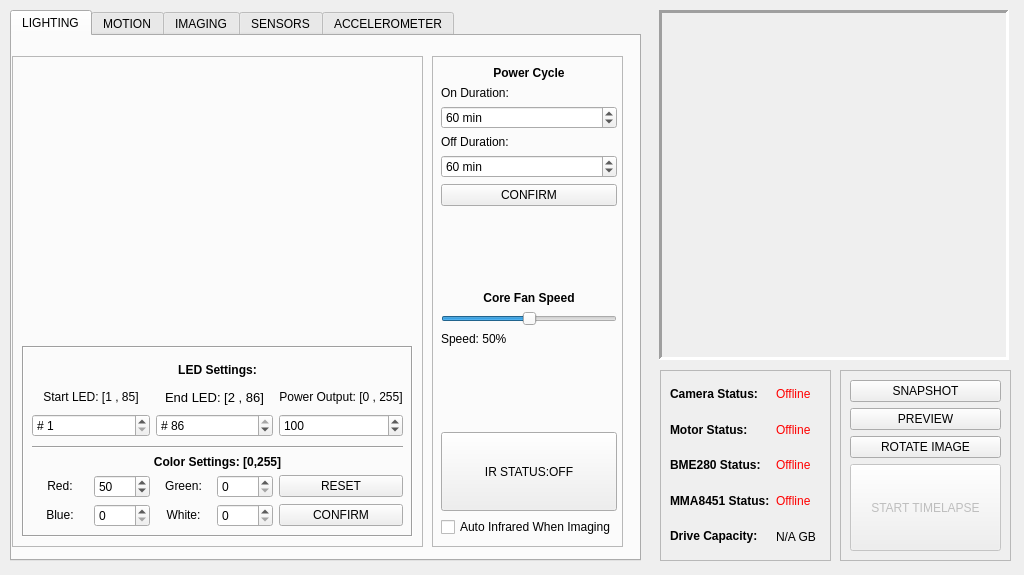
First picture: the form in _ui/Clinostat.ui, repository CoCl-Jerry/SciSpin_Max_Dev, before the edit.
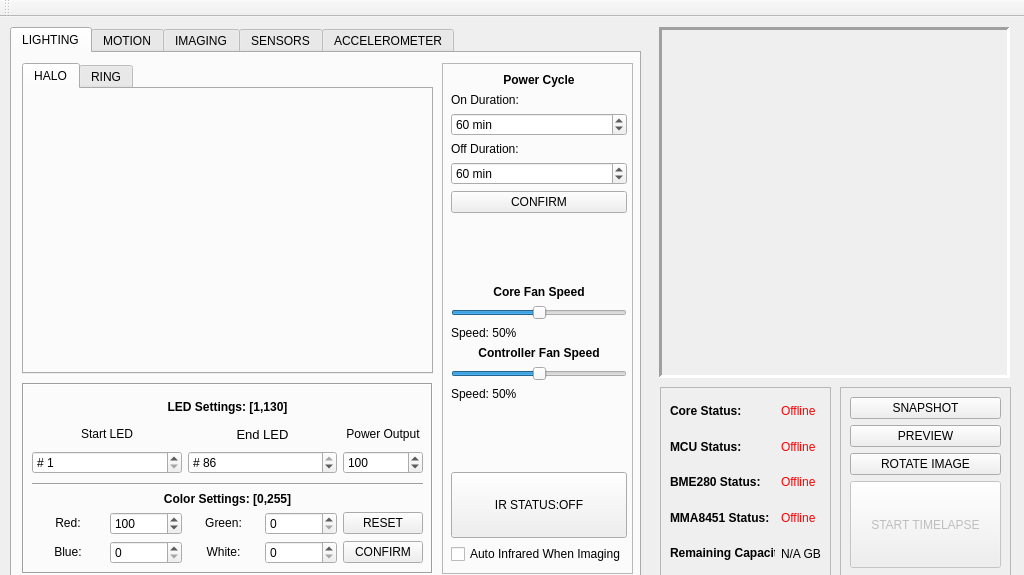
Second picture: the form after the edit. The open tabs and pages were chosen to show the change. Icons and pictures are not drawn. Custom widgets are drawn as their Qt base class.

The edit to the form file:
```diff
--- a/_ui/Clinostat.ui
+++ b/_ui/Clinostat.ui
@@ -29,8 +29,8 @@
      <rect>
       <x>659</x>
       <y>10</y>
-      <width>350</width>
-      <height>350</height>
+      <width>351</width>
+      <height>351</height>
      </rect>
     </property>
     <property name="toolTip">
@@ -71,281 +71,13 @@
      <attribute name="title">
       <string>LIGHTING</string>
      </attribute>
-     <widget class="QFrame" name="frame">
-      <property name="geometry">
-       <rect>
-        <x>0</x>
-        <y>20</y>
-        <width>411</width>
-        <height>491</height>
-       </rect>
-      </property>
-      <property name="frameShape">
-       <enum>QFrame::StyledPanel</enum>
-      </property>
-      <property name="frameShadow">
-       <enum>QFrame::Raised</enum>
-      </property>
-      <widget class="QLabel" name="core_image_label">
-       <property name="geometry">
-        <rect>
-         <x>70</x>
-         <y>10</y>
-         <width>270</width>
-         <height>270</height>
-        </rect>
-       </property>
-       <property name="frameShape">
-        <enum>QFrame::NoFrame</enum>
-       </property>
-       <property name="frameShadow">
-        <enum>QFrame::Sunken</enum>
-       </property>
-       <property name="text">
-        <string/>
-       </property>
-       <property name="pixmap">
-        <pixmap>../_image/insert.png</pixmap>
-       </property>
-       <property name="scaledContents">
-        <bool>true</bool>
-       </property>
-      </widget>
-      <widget class="QFrame" name="LED_frame">
-       <property name="geometry">
-        <rect>
-         <x>10</x>
-         <y>290</y>
-         <width>391</width>
-         <height>191</height>
-        </rect>
-       </property>
-       <property name="frameShape">
-        <enum>QFrame::Box</enum>
-       </property>
-       <property name="frameShadow">
-        <enum>QFrame::Sunken</enum>
-       </property>
-       <widget class="QWidget" name="gridLayoutWidget_3">
-        <property name="geometry">
-         <rect>
-          <x>10</x>
-          <y>10</y>
-          <width>371</width>
-          <height>171</height>
-         </rect>
-        </property>
-        <layout class="QGridLayout" name="gridLayout_3">
-         <item row="7" column="1">
-          <widget class="QSpinBox" name="red_value_spinBox">
-           <property name="toolTip">
-            <string>Red Color Intensity</string>
-           </property>
-           <property name="suffix">
-            <string/>
-           </property>
-           <property name="maximum">
-            <number>100</number>
-           </property>
-           <property name="value">
-            <number>50</number>
-           </property>
-          </widget>
-         </item>
-         <item row="7" column="2">
-          <widget class="QLabel" name="green_text_label">
-           <property name="text">
-            <string>&lt;html&gt;&lt;head/&gt;&lt;body&gt;&lt;p align=&quot;center&quot;&gt;Green:&lt;/p&gt;&lt;/body&gt;&lt;/html&gt;</string>
-           </property>
-          </widget>
-         </item>
-         <item row="7" column="0">
-          <widget class="QLabel" name="red_text_label">
-           <property name="text">
-            <string>&lt;html&gt;&lt;head/&gt;&lt;body&gt;&lt;p align=&quot;center&quot;&gt;Red:&lt;/p&gt;&lt;/body&gt;&lt;/html&gt;</string>
-           </property>
-          </widget>
-         </item>
-         <item row="7" column="3">
-          <widget class="QSpinBox" name="green_value_spinBox">
-           <property name="toolTip">
-            <string>Green Color Intensity</string>
-           </property>
-           <property name="suffix">
-            <string/>
-           </property>
-           <property name="maximum">
-            <number>100</number>
-           </property>
-          </widget>
-         </item>
-         <item row="7" column="4">
-          <widget class="QPushButton" name="LED_reset_pushButton">
-           <property name="toolTip">
-            <string>Turn off all LEDs and restore settings to default.</string>
-           </property>
-           <property name="text">
-            <string>RESET</string>
-           </property>
-          </widget>
-         </item>
-         <item row="8" column="0">
-          <widget class="QLabel" name="blue_text_label">
-           <property name="text">
-            <string>&lt;html&gt;&lt;head/&gt;&lt;body&gt;&lt;p align=&quot;center&quot;&gt;Blue:&lt;/p&gt;&lt;/body&gt;&lt;/html&gt;</string>
-           </property>
-          </widget>
-         </item>
-         <item row="8" column="1">
-          <widget class="QSpinBox" name="blue_value_spinBox">
-           <property name="toolTip">
-            <string>Blue Color Intensity</string>
-           </property>
-           <property name="suffix">
-            <string/>
-           </property>
-           <property name="maximum">
-            <number>100</number>
-           </property>
-          </widget>
-         </item>
-         <item row="8" column="2">
-          <widget class="QLabel" name="White_text_label">
-           <property name="text">
-            <string>&lt;html&gt;&lt;head/&gt;&lt;body&gt;&lt;p align=&quot;center&quot;&gt;White:&lt;/p&gt;&lt;/body&gt;&lt;/html&gt;</string>
-           </property>
-          </widget>
-         </item>
-         <item row="8" column="3">
-          <widget class="QSpinBox" name="white_value_spinBox">
-           <property name="toolTip">
-            <string>Warm White Color Intensity, note that at high brightnesses  warm white LEDs consume a considerable more amount of power than the other color LEDs</string>
-           </property>
-           <property name="suffix">
-            <string/>
-           </property>
-           <property name="maximum">
-            <number>100</number>
-           </property>
-          </widget>
-         </item>
-         <item row="8" column="4">
-          <widget class="QPushButton" name="LED_confirm_pushButton">
-           <property name="toolTip">
-            <string>Confirm current light settings.</string>
-           </property>
-           <property name="text">
-            <string>CONFIRM</string>
-           </property>
-          </widget>
-         </item>
-         <item row="6" column="0" colspan="5">
-          <widget class="QLabel" name="color_settings_text_label">
-           <property name="text">
-            <string>&lt;html&gt;&lt;head/&gt;&lt;body&gt;&lt;p align=&quot;center&quot;&gt;&lt;span style=&quot; font-weight:700;&quot;&gt;Color Settings: [0,255]&lt;/span&gt;&lt;/p&gt;&lt;/body&gt;&lt;/html&gt;</string>
-           </property>
-          </widget>
-         </item>
-         <item row="0" column="0" rowspan="2" colspan="5">
-          <widget class="QLabel" name="LED_settings_text_label">
-           <property name="text">
-            <string>&lt;html&gt;&lt;head/&gt;&lt;body&gt;&lt;p align=&quot;center&quot;&gt;&lt;span style=&quot; font-weight:700;&quot;&gt;LED Settings:&lt;/span&gt;&lt;/p&gt;&lt;/body&gt;&lt;/html&gt;</string>
-           </property>
-          </widget>
-         </item>
-         <item row="2" column="4">
-          <widget class="QLabel" name="power_output_text_label">
-           <property name="text">
-            <string>&lt;html&gt;&lt;head/&gt;&lt;body&gt;&lt;p align=&quot;center&quot;&gt;Power Output: [0 , 255]&lt;/p&gt;&lt;/body&gt;&lt;/html&gt;</string>
-           </property>
-          </widget>
-         </item>
-         <item row="2" column="2" colspan="2">
-          <widget class="QLabel" name="end_LED_text_label">
-           <property name="text">
-            <string>&lt;html&gt;&lt;head/&gt;&lt;body&gt;&lt;p align=&quot;center&quot;&gt;&lt;span style=&quot; font-size:10pt;&quot;&gt;End LED: [2 , 86]&lt;/span&gt;&lt;/p&gt;&lt;/body&gt;&lt;/html&gt;</string>
-           </property>
-          </widget>
-         </item>
-         <item row="2" column="0" colspan="2">
-          <widget class="QLabel" name="start_LED_text_label">
-           <property name="text">
-            <string>&lt;html&gt;&lt;head/&gt;&lt;body&gt;&lt;p align=&quot;center&quot;&gt;Start LED: [1 , 85]&lt;/p&gt;&lt;/body&gt;&lt;/html&gt;</string>
-           </property>
-          </widget>
-         </item>
-         <item row="3" column="2" rowspan="2" colspan="2">
-          <widget class="QSpinBox" name="end_LED_value_spinBox">
-           <property name="toolTip">
-            <string>The Last LED that you wish to control [2,86]</string>
-           </property>
-           <property name="prefix">
-            <string># </string>
-           </property>
-           <property name="minimum">
-            <number>2</number>
-           </property>
-           <property name="maximum">
-            <number>86</number>
-           </property>
-           <property name="value">
-            <number>86</number>
-           </property>
-          </widget>
-         </item>
-         <item row="3" column="0" rowspan="2" colspan="2">
-          <widget class="QSpinBox" name="start_LED_value_spinBox">
-           <property name="toolTip">
-            <string>The first LED that you wish to control [1,85]</string>
-           </property>
-           <property name="prefix">
-            <string># </string>
-           </property>
-           <property name="minimum">
-            <number>1</number>
-           </property>
-           <property name="maximum">
-            <number>85</number>
-           </property>
-          </widget>
-         </item>
-         <item row="3" column="4" rowspan="2">
-          <widget class="QSpinBox" name="power_output_value_spinBox">
-           <property name="toolTip">
-            <string>Power output of all visible light LEDs, internal temperature may rise if both the number of LEDs and the brightness are set high</string>
-           </property>
-           <property name="suffix">
-            <string/>
-           </property>
-           <property name="minimum">
-            <number>0</number>
-           </property>
-           <property name="maximum">
-            <number>255</number>
-           </property>
-           <property name="value">
-            <number>100</number>
-           </property>
-          </widget>
-         </item>
-         <item row="5" column="0" colspan="5">
-          <widget class="Line" name="line_13">
-           <property name="orientation">
-            <enum>Qt::Horizontal</enum>
-           </property>
-          </widget>
-         </item>
-        </layout>
-       </widget>
-      </widget>
-     </widget>
      <widget class="QFrame" name="frame_2">
       <property name="geometry">
        <rect>
-        <x>420</x>
-        <y>20</y>
+        <x>430</x>
+        <y>10</y>
         <width>191</width>
-        <height>491</height>
+        <height>511</height>
        </rect>
       </property>
       <property name="frameShape">
@@ -360,7 +92,7 @@
          <x>9</x>
          <y>10</y>
          <width>176</width>
-         <height>471</height>
+         <height>491</height>
         </rect>
        </property>
        <layout class="QVBoxLayout" name="verticalLayout_18">
@@ -467,6 +199,33 @@
           </property>
          </widget>
         </item>
+        <item>
+         <widget class="QLabel" name="fan_speed_text_label_2">
+          <property name="text">
+           <string>&lt;html&gt;&lt;head/&gt;&lt;body&gt;&lt;p align=&quot;center&quot;&gt;&lt;span style=&quot; font-weight:600;&quot;&gt;Controller Fan Speed&lt;/span&gt;&lt;/p&gt;&lt;/body&gt;&lt;/html&gt;</string>
+          </property>
+         </widget>
+        </item>
+        <item>
+         <widget class="QSlider" name="fan_speed_horizontalSlider_2">
+          <property name="maximum">
+           <number>100</number>
+          </property>
+          <property name="value">
+           <number>50</number>
+          </property>
+          <property name="orientation">
+           <enum>Qt::Horizontal</enum>
+          </property>
+         </widget>
+        </item>
+        <item>
+         <widget class="QLabel" name="fan_speed_value_label_2">
+          <property name="text">
+           <string>Speed: 50%</string>
+          </property>
+         </widget>
+        </item>
         <item>
          <spacer name="verticalSpacer_4">
           <property name="orientation">
@@ -518,6 +277,281 @@
        </layout>
       </widget>
      </widget>
+     <widget class="QTabWidget" name="tabWidget_2">
+      <property name="geometry">
+       <rect>
+        <x>10</x>
+        <y>10</y>
+        <width>411</width>
+        <height>311</height>
+       </rect>
+      </property>
+      <property name="currentIndex">
+       <number>0</number>
+      </property>
+      <widget class="QWidget" name="tab_3">
+       <attribute name="title">
+        <string>HALO</string>
+       </attribute>
+       <widget class="QLabel" name="core_image_label">
+        <property name="geometry">
+         <rect>
+          <x>70</x>
+          <y>10</y>
+          <width>270</width>
+          <height>270</height>
+         </rect>
+        </property>
+        <property name="frameShape">
+         <enum>QFrame::NoFrame</enum>
+        </property>
+        <property name="frameShadow">
+         <enum>QFrame::Sunken</enum>
+        </property>
+        <property name="text">
+         <string/>
+        </property>
+        <property name="pixmap">
+         <pixmap>../_image/insert.png</pixmap>
+        </property>
+        <property name="scaledContents">
+         <bool>true</bool>
+        </property>
+       </widget>
+      </widget>
+      <widget class="QWidget" name="tab_4">
+       <attribute name="title">
+        <string>RING</string>
+       </attribute>
+      </widget>
+     </widget>
+     <widget class="QFrame" name="LED_frame">
+      <property name="geometry">
+       <rect>
+        <x>10</x>
+        <y>330</y>
+        <width>411</width>
+        <height>191</height>
+       </rect>
+      </property>
+      <property name="frameShape">
+       <enum>QFrame::Box</enum>
+      </property>
+      <property name="frameShadow">
+       <enum>QFrame::Sunken</enum>
+      </property>
+      <widget class="QWidget" name="gridLayoutWidget_3">
+       <property name="geometry">
+        <rect>
+         <x>10</x>
+         <y>10</y>
+         <width>391</width>
+         <height>171</height>
+        </rect>
+       </property>
+       <layout class="QGridLayout" name="gridLayout_3">
+        <item row="7" column="1">
+         <widget class="QSpinBox" name="red_value_spinBox">
+          <property name="toolTip">
+           <string>Red Color Intensity</string>
+          </property>
+          <property name="suffix">
+           <string/>
+          </property>
+          <property name="maximum">
+           <number>255</number>
+          </property>
+          <property name="value">
+           <number>100</number>
+          </property>
+         </widget>
+        </item>
+        <item row="2" column="0" colspan="2">
+         <widget class="QLabel" name="start_LED_text_label">
+          <property name="text">
+           <string>&lt;html&gt;&lt;head/&gt;&lt;body&gt;&lt;p align=&quot;center&quot;&gt;Start LED&lt;/p&gt;&lt;/body&gt;&lt;/html&gt;</string>
+          </property>
+         </widget>
+        </item>
+        <item row="6" column="0" colspan="5">
+         <widget class="QLabel" name="color_settings_text_label">
+          <property name="text">
+           <string>&lt;html&gt;&lt;head/&gt;&lt;body&gt;&lt;p align=&quot;center&quot;&gt;&lt;span style=&quot; font-weight:700;&quot;&gt;Color Settings: [0,255]&lt;/span&gt;&lt;/p&gt;&lt;/body&gt;&lt;/html&gt;</string>
+          </property>
+         </widget>
+        </item>
+        <item row="8" column="3">
+         <widget class="QSpinBox" name="white_value_spinBox">
+          <property name="toolTip">
+           <string>Warm White Color Intensity, note that at high brightnesses  warm white LEDs consume a considerable more amount of power than the other color LEDs</string>
+          </property>
+          <property name="suffix">
+           <string/>
+          </property>
+          <property name="maximum">
+           <number>255</number>
+          </property>
+         </widget>
+        </item>
+        <item row="7" column="3">
+         <widget class="QSpinBox" name="green_value_spinBox">
+          <property name="toolTip">
+           <string>Green Color Intensity</string>
+          </property>
+          <property name="suffix">
+           <string/>
+          </property>
+          <property name="maximum">
+           <number>255</number>
+          </property>
+         </widget>
+        </item>
+        <item row="8" column="0">
+         <widget class="QLabel" name="blue_text_label">
+          <property name="text">
+           <string>&lt;html&gt;&lt;head/&gt;&lt;body&gt;&lt;p align=&quot;center&quot;&gt;Blue:&lt;/p&gt;&lt;/body&gt;&lt;/html&gt;</string>
+          </property>
+         </widget>
+        </item>
+        <item row="0" column="0" rowspan="2" colspan="5">
+         <widget class="QLabel" name="LED_settings_text_label">
+          <property name="text">
+           <string>&lt;html&gt;&lt;head/&gt;&lt;body&gt;&lt;p align=&quot;center&quot;&gt;&lt;span style=&quot; font-weight:700;&quot;&gt;LED Settings: [1,130]&lt;/span&gt;&lt;/p&gt;&lt;/body&gt;&lt;/html&gt;</string>
+          </property>
+         </widget>
+        </item>
+        <item row="2" column="2" colspan="2">
+         <widget class="QLabel" name="end_LED_text_label">
+          <property name="text">
+           <string>&lt;html&gt;&lt;head/&gt;&lt;body&gt;&lt;p align=&quot;center&quot;&gt;&lt;span style=&quot; font-size:10pt;&quot;&gt;End LED&lt;/span&gt;&lt;/p&gt;&lt;/body&gt;&lt;/html&gt;</string>
+          </property>
+         </widget>
+        </item>
+        <item row="3" column="0" rowspan="2" colspan="2">
+         <widget class="QSpinBox" name="start_LED_value_spinBox">
+          <property name="toolTip">
+           <string>The first LED that you wish to control [1,85]</string>
+          </property>
+          <property name="prefix">
+           <string># </string>
+          </property>
+          <property name="minimum">
+           <number>1</number>
+          </property>
+          <property name="maximum">
+           <number>85</number>
+          </property>
+         </widget>
+        </item>
+        <item row="8" column="4">
+         <widget class="QPushButton" name="LED_confirm_pushButton">
+          <property name="toolTip">
+           <string>Confirm current light settings.</string>
+          </property>
+          <property name="text">
+           <string>CONFIRM</string>
+          </property>
+         </widget>
+        </item>
+        <item row="7" column="0">
+         <widget class="QLabel" name="red_text_label">
+          <property name="text">
+           <string>&lt;html&gt;&lt;head/&gt;&lt;body&gt;&lt;p align=&quot;center&quot;&gt;Red:&lt;/p&gt;&lt;/body&gt;&lt;/html&gt;</string>
+          </property>
+         </widget>
+        </item>
+        <item row="5" column="0" colspan="5">
+         <widget class="Line" name="line_13">
+          <property name="orientation">
+           <enum>Qt::Horizontal</enum>
+          </property>
+         </widget>
+        </item>
+        <item row="7" column="4">
+         <widget class="QPushButton" name="LED_reset_pushButton">
+          <property name="toolTip">
+           <string>Turn off all LEDs and restore settings to default.</string>
+          </property>
+          <property name="text">
+           <string>RESET</string>
+          </property>
+         </widget>
+        </item>
+        <item row="7" column="2">
+         <widget class="QLabel" name="green_text_label">
+          <property name="text">
+           <string>&lt;html&gt;&lt;head/&gt;&lt;body&gt;&lt;p align=&quot;center&quot;&gt;Green:&lt;/p&gt;&lt;/body&gt;&lt;/html&gt;</string>
+          </property>
+         </widget>
+        </item>
+        <item row="2" column="4">
+         <widget class="QLabel" name="power_output_text_label">
+          <property name="text">
+           <string>&lt;html&gt;&lt;head/&gt;&lt;body&gt;&lt;p align=&quot;center&quot;&gt;Power Output&lt;/p&gt;&lt;/body&gt;&lt;/html&gt;</string>
+          </property>
+         </widget>
+        </item>
+        <item row="8" column="2">
+         <widget class="QLabel" name="White_text_label">
+          <property name="text">
+           <string>&lt;html&gt;&lt;head/&gt;&lt;body&gt;&lt;p align=&quot;center&quot;&gt;White:&lt;/p&gt;&lt;/body&gt;&lt;/html&gt;</string>
+          </property>
+         </widget>
+        </item>
+        <item row="3" column="2" rowspan="2" colspan="2">
+         <widget class="QSpinBox" name="end_LED_value_spinBox">
+          <property name="toolTip">
+           <string>The Last LED that you wish to control [2,86]</string>
+          </property>
+          <property name="prefix">
+           <string># </string>
+          </property>
+          <property name="minimum">
+           <number>2</number>
+          </property>
+          <property name="maximum">
+           <number>86</number>
+          </property>
+          <property name="value">
+           <number>86</number>
+          </property>
+         </widget>
+        </item>
+        <item row="8" column="1">
+         <widget class="QSpinBox" name="blue_value_spinBox">
+          <property name="toolTip">
+           <string>Blue Color Intensity</string>
+          </property>
+          <property name="suffix">
+           <string/>
+          </property>
+          <property name="maximum">
+           <number>255</number>
+          </property>
+         </widget>
+        </item>
+        <item row="3" column="4" rowspan="2">
+         <widget class="QSpinBox" name="power_output_value_spinBox">
+          <property name="toolTip">
+           <string>Power output of all visible light LEDs, internal temperature may rise if both the number of LEDs and the brightness are set high</string>
+          </property>
+          <property name="suffix">
+           <string/>
+          </property>
+          <property name="minimum">
+           <number>0</number>
+          </property>
+          <property name="maximum">
+           <number>255</number>
+          </property>
+          <property name="value">
+           <number>100</number>
+          </property>
+         </widget>
+        </item>
+       </layout>
+      </widget>
+     </widget>
     </widget>
     <widget class="QWidget" name="Frame_tab">
      <attribute name="title">
@@ -1946,7 +1980,7 @@
       <item row="0" column="0">
        <widget class="QLabel" name="camera_status_text_label">
         <property name="text">
-         <string>&lt;html&gt;&lt;head/&gt;&lt;body&gt;&lt;p&gt;&lt;span style=&quot; font-weight:700;&quot;&gt;Camera Status:&lt;/span&gt;&lt;/p&gt;&lt;/body&gt;&lt;/html&gt;</string>
+         <string>&lt;html&gt;&lt;head/&gt;&lt;body&gt;&lt;p&gt;&lt;span style=&quot; font-weight:700;&quot;&gt;Core Status:&lt;/span&gt;&lt;/p&gt;&lt;/body&gt;&lt;/html&gt;</string>
         </property>
        </widget>
       </item>
@@ -1960,14 +1994,14 @@
       <item row="4" column="0">
        <widget class="QLabel" name="drive_capacity_text_label">
         <property name="text">
-         <string>&lt;html&gt;&lt;head/&gt;&lt;body&gt;&lt;p&gt;&lt;span style=&quot; font-weight:700;&quot;&gt;Drive Capacity:&lt;/span&gt;&lt;/p&gt;&lt;/body&gt;&lt;/html&gt;</string>
+         <string>&lt;html&gt;&lt;head/&gt;&lt;body&gt;&lt;p&gt;&lt;span style=&quot; font-weight:700;&quot;&gt;Remaining Capacity:&lt;/span&gt;&lt;/p&gt;&lt;/body&gt;&lt;/html&gt;</string>
         </property>
        </widget>
       </item>
       <item row="1" column="0">
        <widget class="QLabel" name="motor_status_text_label">
         <property name="text">
-         <string>&lt;html&gt;&lt;head/&gt;&lt;body&gt;&lt;p&gt;&lt;span style=&quot; font-weight:700;&quot;&gt;Motor Status:&lt;/span&gt;&lt;/p&gt;&lt;/body&gt;&lt;/html&gt;</string>
+         <string>&lt;html&gt;&lt;head/&gt;&lt;body&gt;&lt;p&gt;&lt;span style=&quot; font-weight:700;&quot;&gt;MCU Status:&lt;/span&gt;&lt;/p&gt;&lt;/body&gt;&lt;/html&gt;</string>
         </property>
        </widget>
       </item>
@@ -1982,6 +2016,17 @@
     </widget>
    </widget>
   </widget>
+  <widget class="QToolBar" name="toolBar">
+   <property name="windowTitle">
+    <string>toolBar</string>
+   </property>
+   <attribute name="toolBarArea">
+    <enum>TopToolBarArea</enum>
+   </attribute>
+   <attribute name="toolBarBreak">
+    <bool>false</bool>
+   </attribute>
+  </widget>
   <action name="actionOpen_Directory">
    <property name="enabled">
     <bool>false</bool>
```
Left out of the diff: 442 changed lines with no effect on the pictures.
